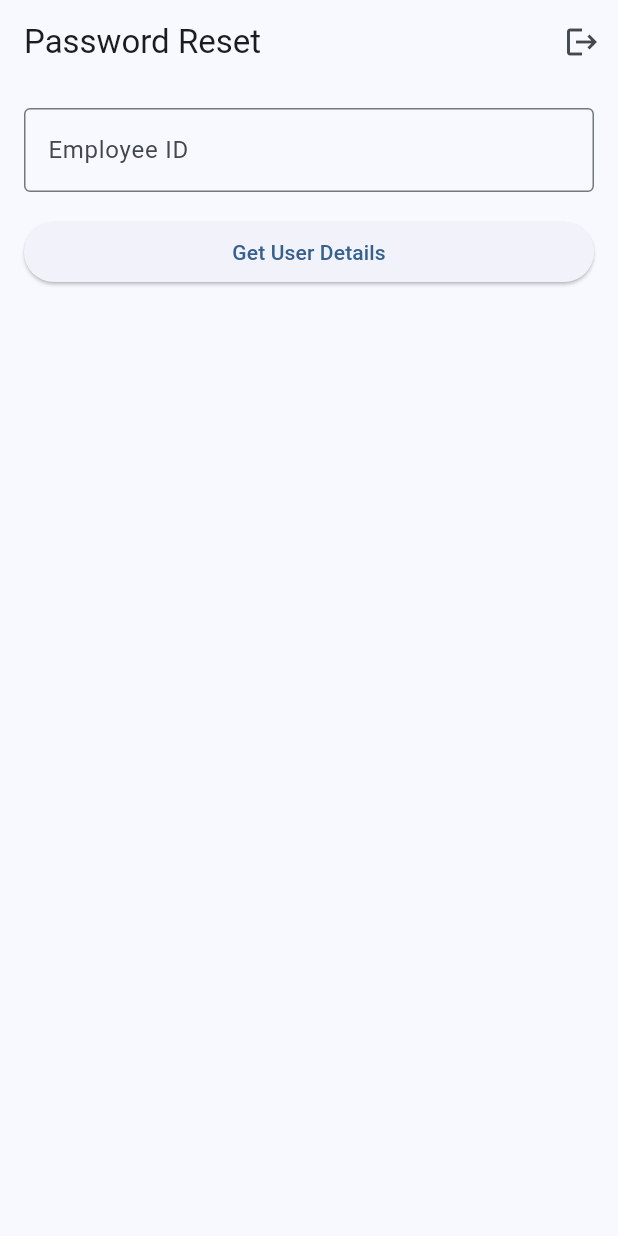
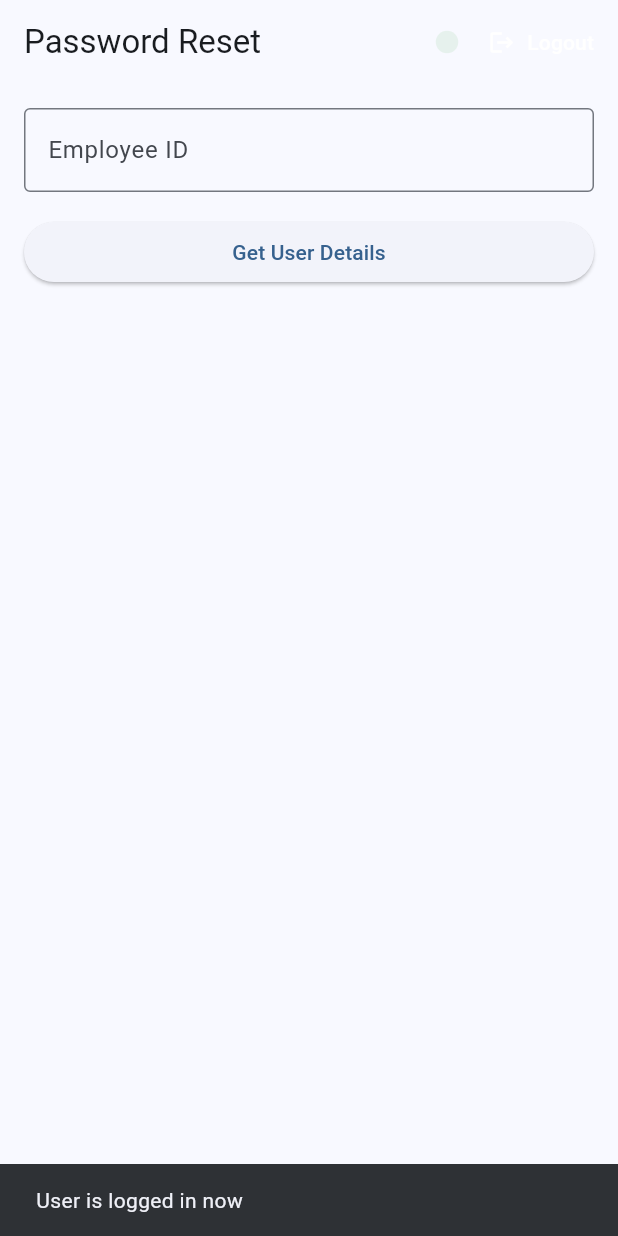
Before and after one commit to iamfaijank/password_reset_app, a Flutter app: the PasswordResetScreen screen opened directly with empty values, on a phone screen of 412 x 824 dp. Run offline on Flutter 3.47's test engine with Material 3 defaults, Android fonts, the phone set to English and light mode, and no system bars; our stand-ins replace cookie_jar, dio, dio_cookie_manager; missing offline and left inert: dio_web_adapter.

Commit message:
logout button and indicator

```diff
--- a/lib/main.dart
+++ b/lib/main.dart
@@ -110,6 +110,19 @@ class _LoginScreenState extends State<LoginScreen> {
     return Scaffold(
       appBar: AppBar(
         title: const Text('Login'),
+        actions: [
+          Padding(
+            padding: const EdgeInsets.only(right: 16.0),
+            child: Container(
+              width: 15.0,
+              height: 15.0,
+              decoration: const BoxDecoration(
+                color: Colors.red,
+                shape: BoxShape.circle,
+              ),
+            ),
+          ),
+        ],
       ),
       body: Padding(
         padding: const EdgeInsets.all(16.0),
@@ -173,6 +186,16 @@ class _PasswordResetScreenState extends State<PasswordResetScreen> {
   String _statusMessage = '';
   Map<String, dynamic>? _userDetails;
   bool _isLoading = false;
+
+  @override
+  void initState() {
+    super.initState();
+    WidgetsBinding.instance.addPostFrameCallback((_) {
+      ScaffoldMessenger.of(context).showSnackBar(
+        const SnackBar(content: Text('User is logged in now')),
+      );
+    });
+  }
 
   Future<void> _getUserDetails() async {
     if (_empIdController.text.isEmpty) {
@@ -252,8 +275,14 @@ class _PasswordResetScreenState extends State<PasswordResetScreen> {
       appBar: AppBar(
         title: const Text('Password Reset'),
         actions: [
-          IconButton(
+          const Center(child: BlinkingStatusDot(color: Colors.green, size: 15.0)),
+          const SizedBox(width: 8),
+          TextButton.icon(
+            style: TextButton.styleFrom(
+              foregroundColor: Theme.of(context).colorScheme.onPrimary,
+            ),
             icon: const Icon(Icons.logout),
+            label: const Text('Logout'),
             onPressed: () async {
               await widget.apiService.logout();
               widget.onLogout();
@@ -325,3 +354,48 @@ class _PasswordResetScreenState extends State<PasswordResetScreen> {
     );
   }
 }
+
+class BlinkingStatusDot extends StatefulWidget {
+  final Color color;
+  final double size;
+
+  const BlinkingStatusDot({super.key, required this.color, this.size = 15.0});
+
+  @override
+  State<BlinkingStatusDot> createState() => _BlinkingStatusDotState();
+}
+
+class _BlinkingStatusDotState extends State<BlinkingStatusDot>
+    with SingleTickerProviderStateMixin {
+  late AnimationController _controller;
+
+  @override
+  void initState() {
+    super.initState();
+    _controller = AnimationController(
+      vsync: this,
+      duration: const Duration(seconds: 1),
+    )..repeat(reverse: true);
+  }
+
+  @override
+  void dispose() {
+    _controller.dispose();
+    super.dispose();
+  }
+
+  @override
+  Widget build(BuildContext context) {
+    return FadeTransition(
+      opacity: _controller,
+      child: Container(
+        width: widget.size,
+        height: widget.size,
+        decoration: BoxDecoration(
+          color: widget.color,
+          shape: BoxShape.circle,
+        ),
+      ),
+    );
+  }
+}
```
Also changed, not shown: lib/api_service.dart (+5 -3 lines), 1 other file.
